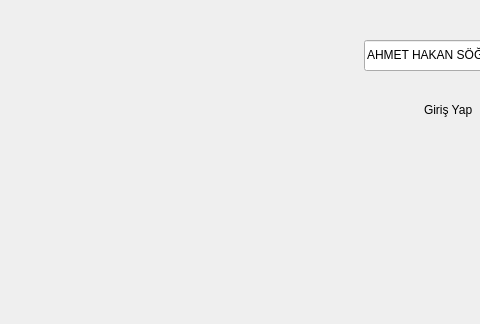
Above: mainwindow.ui from Online-Alim-Satim-Platformu/Online-Alim-Satim-Platformu before the change; both pictures show x 106 to 586 and y 0 to 324 of the 1243 by 877 pixel window. Below: the same form after it.
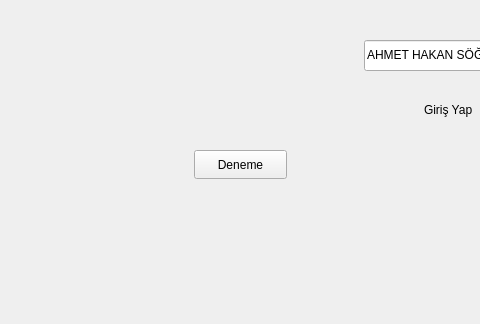
That is the form after the change.

What changed in the file:
```diff
--- a/mainwindow.ui
+++ b/mainwindow.ui
@@ -63,6 +63,19 @@
      <string>Kayıt Ol</string>
     </property>
    </widget>
+   <widget class="QPushButton" name="pushButton">
+    <property name="geometry">
+     <rect>
+      <x>300</x>
+      <y>150</y>
+      <width>93</width>
+      <height>29</height>
+     </rect>
+    </property>
+    <property name="text">
+     <string>Deneme</string>
+    </property>
+   </widget>
   </widget>
   <widget class="QMenuBar" name="menubar">
    <property name="geometry">
```
Left out of the diff: 2 changed lines with no effect on the pictures.
